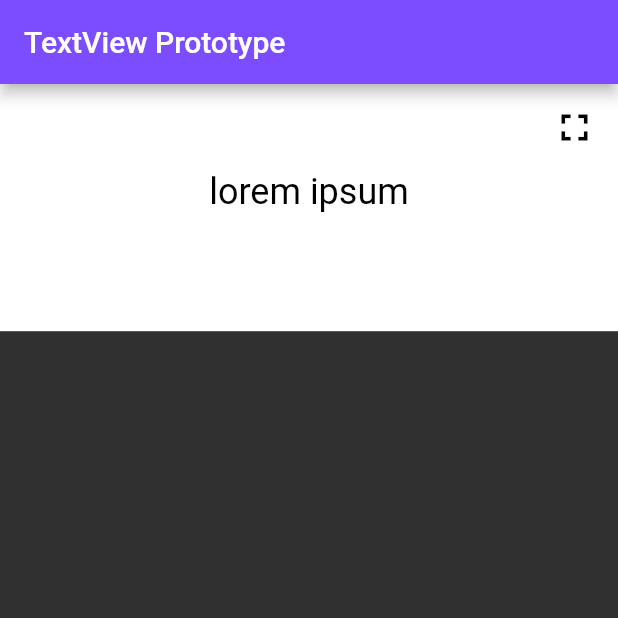
After one commit to hridayK/proto_bolt, a Flutter app: the screen it shows after launch, after a tap on "Label", on a phone screen of 412 x 824 dp, the top half of it. The commit adds this screen. Run offline on Flutter 3.47's test engine with Material 2 defaults, Android fonts, the phone set to English and light mode, and no system bars; missing offline and left inert: dart:ffi.

Commit message:
implement mini preview and preview component

```diff
--- a/lib/main.dart
+++ b/lib/main.dart
@@ -1,5 +1,5 @@
 import 'package:flutter/material.dart';
-import 'package:shared_preferences/shared_preferences.dart';
+import 'package:proto_bolt/textView.dart';
 import 'themes.dart';
 
 void main() {
@@ -14,22 +14,8 @@ class MyApp extends StatelessWidget {
   Widget build(BuildContext context) {
     return MaterialApp(
       debugShowCheckedModeBanner: false,
-      title: "proto-bolt",
-      theme: ThemeData(
-        colorScheme: const ColorScheme(
-          brightness: Brightness.dark,
-          primary: Colors.amber,
-          onPrimary: Colors.white,
-          secondary: Colors.deepPurple,
-          onSecondary: Colors.white,
-          background: Colors.black,
-          onBackground: Colors.white,
-          surface: Colors.deepPurpleAccent,
-          onSurface: Colors.white,
-          error: Colors.amber,
-          onError: Colors.white,
-        ),
-      ),
+      title: "Proto-Bolt",
+      theme: darkThemeHome(),
       home: const HomeScreen(),
     );
   }
@@ -62,9 +48,17 @@ class _HomeScreenState extends State<HomeScreen> {
             child: const Text("Button", style: TextStyle(fontSize: 30)),
           ),
           ElevatedButton(
-            onPressed: () {},
+            onPressed: () {
+              Navigator.push(
+                context,
+                MaterialPageRoute(
+                  builder: (context) => textViewProto(),
+                  fullscreenDialog: true,
+                ),
+              );
+            },
             style: ElevatedButton.styleFrom(primary: Colors.blueAccent),
-            child: const Text("TextView", style: TextStyle(fontSize: 30)),
+            child: const Text("Label", style: TextStyle(fontSize: 30)),
           ),
           ElevatedButton(
             onPressed: () {},
--- /dev/null
+++ b/lib/screens/preview/miniPreview.dart
@@ -0,0 +1,61 @@
+import 'package:flutter/material.dart';
+import 'package:proto_bolt/screens/preview/mainPreview.dart';
+
+class minPreview extends StatefulWidget {
+  minPreview(
+      {Key? key, required this.render, this.backgroundColor = Colors.white})
+      : super(key: key);
+  final Widget render;
+  Color backgroundColor;
+  @override
+  State<minPreview> createState() => _minPreviewState();
+}
+
+class _minPreviewState extends State<minPreview> {
+  @override
+  Widget build(BuildContext context) {
+    return Container(
+      width: MediaQuery.of(context).size.width,
+      height: MediaQuery.of(context).size.height * 0.2,
+      color: widget.backgroundColor,
+      child: SingleChildScrollView(
+        child: Column(
+          mainAxisAlignment: MainAxisAlignment.start,
+          children: [
+            Row(
+              mainAxisAlignment: MainAxisAlignment.end,
+              children: [
+                Padding(
+                  padding: const EdgeInsets.all(5.0),
+                  child: IconButton(
+                    onPressed: () {
+                      Navigator.push(
+                        context,
+                        MaterialPageRoute(
+                          builder: ((context) => mainPreview(
+                              render: widget.render,
+                              backgroundColor: widget.backgroundColor)),
+                        ),
+                      );
+                    },
+                    icon: Icon(
+                      Icons.fullscreen,
+                      color: widget.backgroundColor != Colors.white
+                          ? Colors.white
+                          : Colors.black,
+                      size: 30,
+                    ),
+                  ),
+                )
+              ],
+            ),
+            Column(
+              mainAxisAlignment: MainAxisAlignment.center,
+              children: [widget.render],
+            )
+          ],
+        ),
+      ),
+    );
+  }
+}
--- /dev/null
+++ b/lib/textView.dart
@@ -0,0 +1,44 @@
+import 'dart:ffi';
+
+import 'package:flutter/material.dart';
+import './screens/preview/miniPreview.dart';
+import 'themes.dart';
+
+class textViewProto extends StatefulWidget {
+  textViewProto({Key? key}) : super(key: key);
+  String content = "lorem ipsum";
+  double fontSize = 24.0;
+  Color textColor = Colors.black;
+
+  @override
+  State<textViewProto> createState() => _textViewProtoState();
+}
+
+class _textViewProtoState extends State<textViewProto> {
+  @override
+  Widget build(BuildContext context) {
+    return MaterialApp(
+      debugShowCheckedModeBanner: false,
+      title: "Proto-Bolt TextView",
+      theme: darkThemeHome(),
+      home: Scaffold(
+        appBar: AppBar(
+          title: const Text("TextView Prototype"),
+        ),
+        body: Column(
+          mainAxisAlignment: MainAxisAlignment.start,
+          children: [
+            minPreview(render: textView()),
+          ],
+        ),
+      ),
+    );
+  }
+
+  Widget textView() {
+    return Text(
+      widget.content,
+      style: TextStyle(color: widget.textColor, fontSize: widget.fontSize),
+    );
+  }
+}
--- /dev/null
+++ b/lib/themes.dart
@@ -0,0 +1,19 @@
+import 'package:flutter/material.dart';
+
+ThemeData darkThemeHome() {
+  return ThemeData(
+    colorScheme: const ColorScheme(
+      brightness: Brightness.dark,
+      primary: Colors.amber,
+      onPrimary: Colors.white,
+      secondary: Colors.deepPurple,
+      onSecondary: Colors.white,
+      background: Colors.black,
+      onBackground: Colors.white,
+      surface: Colors.deepPurpleAccent,
+      onSurface: Colors.white,
+      error: Colors.amber,
+      onError: Colors.white,
+    ),
+  );
+}
```
Also changed, not shown: lib/screens/preview/mainPreview.dart (added, +53 -0 lines).
